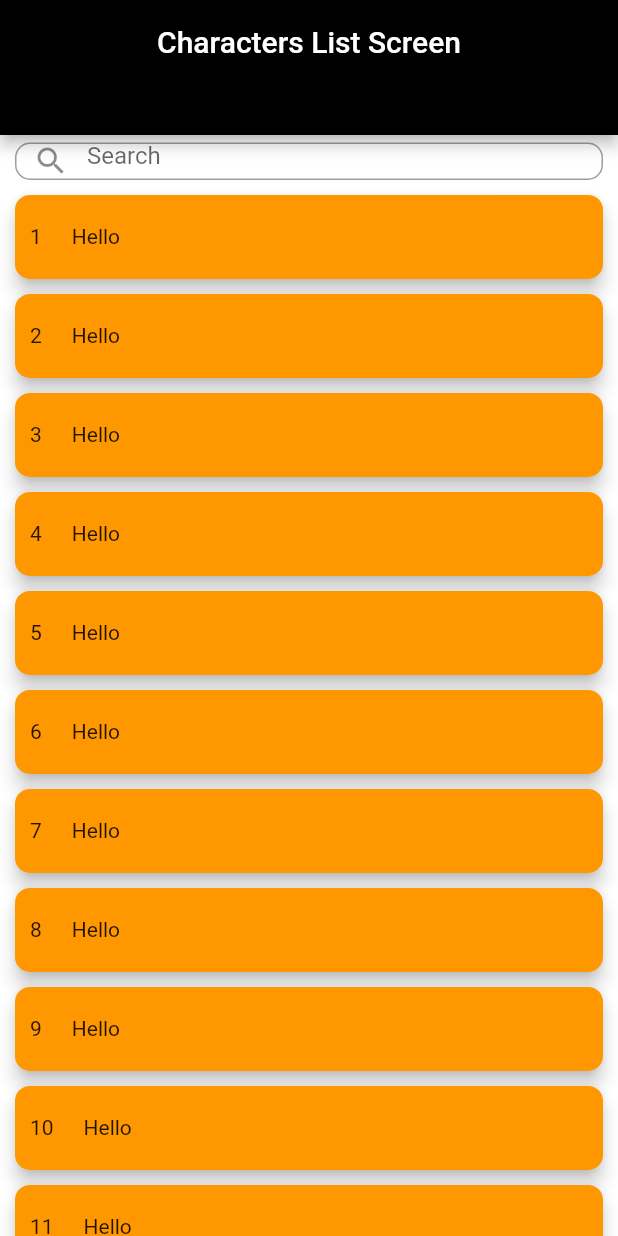
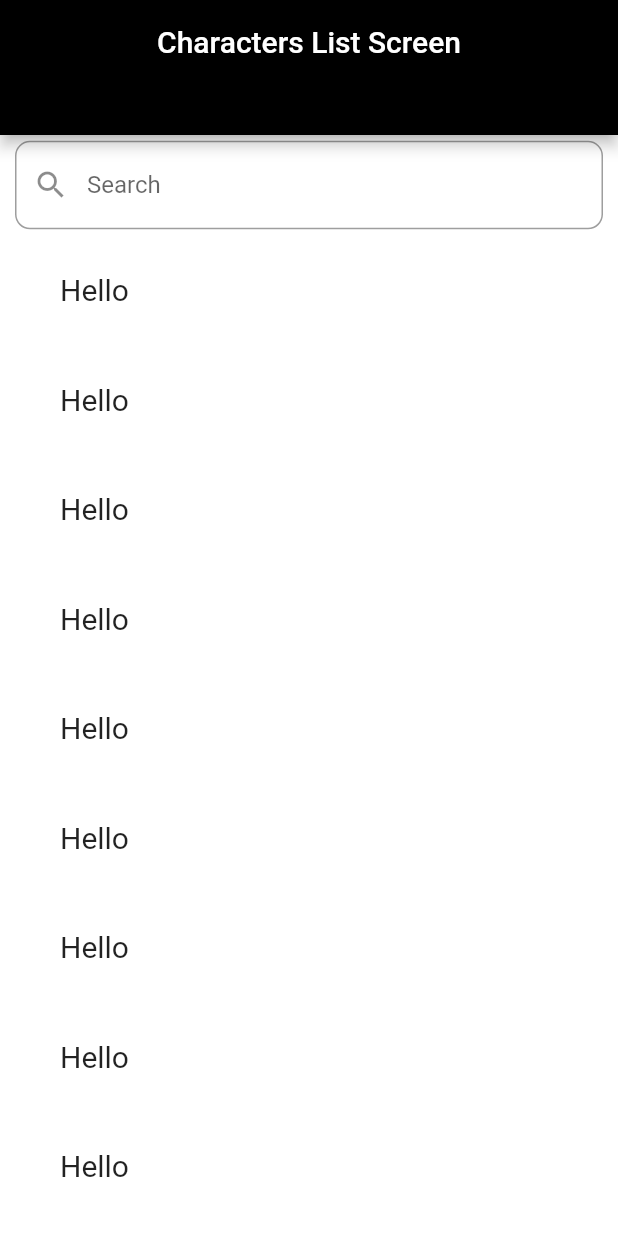
Before and after one commit to Gabbrolee/Anywhere-test, a Flutter app: the screen it shows after launch, on a phone screen of 412 x 824 dp. Run offline on Flutter 3.47's test engine with Material 2 defaults, Android fonts, the phone set to English and light mode, and no system bars; our stand-ins replace flutter_dotenv, flutter_riverpod, go_router, riverpod; Roboto replaces fonts that are missing (OpenSans).

Commit message:
Updated characterlist screen

```diff
--- a/lib/anywhere_app.dart
+++ b/lib/anywhere_app.dart
@@ -12,7 +12,7 @@ class AnyWhereApp extends ConsumerWidget {
   Widget build(BuildContext context, WidgetRef ref) {
     final router = ref.watch(routerService);
 
-    DeviceType.isTablet = DeviceType.deviceType(context);
+    DeviceInfo.isTablet = DeviceInfo.deviceType(context);
 
     return MaterialApp.router(
       title: 'Anywhere test',
--- a/lib/core/size_config.dart
+++ b/lib/core/size_config.dart
@@ -1,7 +1,7 @@
 import 'package:flutter/material.dart';
 
-class DeviceType {
-  DeviceType();
+class DeviceInfo {
+  DeviceInfo();
 
   static bool deviceType(BuildContext context) {
     final double shortestSide = MediaQuery.of(context).size.shortestSide;
--- a/lib/screens/characters/screens/character_detail_screen.dart
+++ b/lib/screens/characters/screens/character_detail_screen.dart
@@ -11,7 +11,7 @@ class CharacterDetailScreen extends StatelessWidget {
     return  Scaffold(
       appBar: CustomAppBar(
         title: "Character Detail",
-        showBackButton:DeviceType.isTablet? true:false,
+        showBackButton:DeviceInfo.isTablet? true:false,
       ),
       body: const CharacterDetailWidget(
         title: "This is title",
--- a/lib/screens/characters/screens/character_list_screen.dart
+++ b/lib/screens/characters/screens/character_list_screen.dart
@@ -17,15 +17,18 @@ class CharactersListScreen extends StatelessWidget {
       body: Column(
         mainAxisSize: MainAxisSize.max,
         children: [
-          Expanded(flex: 2, child: CustomTextField()),
+          const Expanded(
+              flex: 4,
+              child:
+                  Align(alignment: Alignment.center, child: CustomTextField())),
           Expanded(
-            flex: DeviceType.deviceOrientation(context) ? 40 : 30,
+            flex: DeviceInfo.deviceOrientation(context) ? 40 : 15,
             child: ListView.builder(
               physics: const BouncingScrollPhysics(),
               itemCount: 30,
               itemBuilder: (BuildContext context, int index) => CharacterTiles(
                   index: index,
-                  onTap: !DeviceType.isTablet
+                  onTap: !DeviceInfo.isTablet
                       ? () {}
                       : () {
                           /// Todo: navigate with Go router
--- a/lib/screens/master_screen.dart
+++ b/lib/screens/master_screen.dart
@@ -11,7 +11,7 @@ class MasterScreen extends StatelessWidget {
   @override
   Widget build(BuildContext context) {
     if (kDebugMode) {
-      print('The device is:$DeviceType.isTablet');
+      print('The device is:$DeviceInfo.isTablet');
     }
     return Material(
       color: AppTheme.white,
@@ -21,7 +21,7 @@ class MasterScreen extends StatelessWidget {
           children: [
             Flexible(
               flex: 1,
-              child: DeviceType.isTablet
+              child: DeviceInfo.isTablet
                   ? const MobileHomeScreen()
                   : const TabletHomeScreen(),
             )
--- a/lib/shared components/widget/character_detail_widget.dart
+++ b/lib/shared components/widget/character_detail_widget.dart
@@ -22,9 +22,13 @@ class CharacterDetailWidget extends StatelessWidget {
       child: Column(
         crossAxisAlignment: CrossAxisAlignment.start,
         children: [
-          CircleAvatar(
-            backgroundColor: Colors.red,
-            radius: 60,
+          Container(
+            height: 120,
+            width: 120,
+            decoration: BoxDecoration(
+                color: Colors.blue,
+                shape: BoxShape.circle,
+                image: DecorationImage(image: Image.network('').image)),
           ),
           const SizedBox(
             height: 5,
--- a/lib/shared components/widget/character_tile.dart
+++ b/lib/shared components/widget/character_tile.dart
@@ -15,22 +15,23 @@ class CharacterTiles extends StatelessWidget {
     return GestureDetector(
       onTap: onTap,
       child: Card(
-        elevation: 5.0,
+        elevation: .0,
         shape: RoundedRectangleBorder(
           borderRadius: BorderRadius.circular(10),
         ),
         margin: const EdgeInsets.symmetric(horizontal: 10, vertical: 5),
-        color: Colors.orange,
-        child: Padding(
-          padding: const EdgeInsets.symmetric(vertical: 20.0, horizontal: 10),
+        child: const Padding(
+          padding: EdgeInsets.symmetric(vertical: 20.0, horizontal: 10),
           child: Row(
             mainAxisAlignment: MainAxisAlignment.start,
             children: [
-              Text("${index + 1}"),
-              const SizedBox(
+              SizedBox(
                 width: 20,
               ),
-              const Text("Hello"),
+              Text(
+                "Hello",
+                style: TextStyle(fontSize: 20, overflow: TextOverflow.clip),
+              ),
             ],
           ),
         ),
--- a/lib/shared components/widget/custom_appbar.dart
+++ b/lib/shared components/widget/custom_appbar.dart
@@ -19,7 +19,7 @@ class CustomAppBar extends StatelessWidget implements PreferredSizeWidget {
     return SafeArea(
       child: AppBar(
         backgroundColor: backgroundColor ?? Colors.black,
-        title: Text(title ?? ""),
+        title: Text(title ?? ''),
         centerTitle: true,
         leading: showBackButton
             ? (Platform.isAndroid
--- a/lib/shared components/widget/custom_text_field.dart
+++ b/lib/shared components/widget/custom_text_field.dart
@@ -6,10 +6,10 @@ class CustomTextField extends StatelessWidget {
   @override
   Widget build(BuildContext context) {
     return Padding(
-      padding: const EdgeInsets.symmetric(horizontal: 10, vertical: 5),
+      padding: const EdgeInsets.symmetric(horizontal: 10),
       child: TextFormField(
         decoration: const InputDecoration(
-            contentPadding: EdgeInsets.symmetric(vertical: 10),
+            contentPadding: EdgeInsets.symmetric(vertical: 20),
             hintText: "Search",
             prefixIcon: Icon(Icons.search)),
       ),
```
